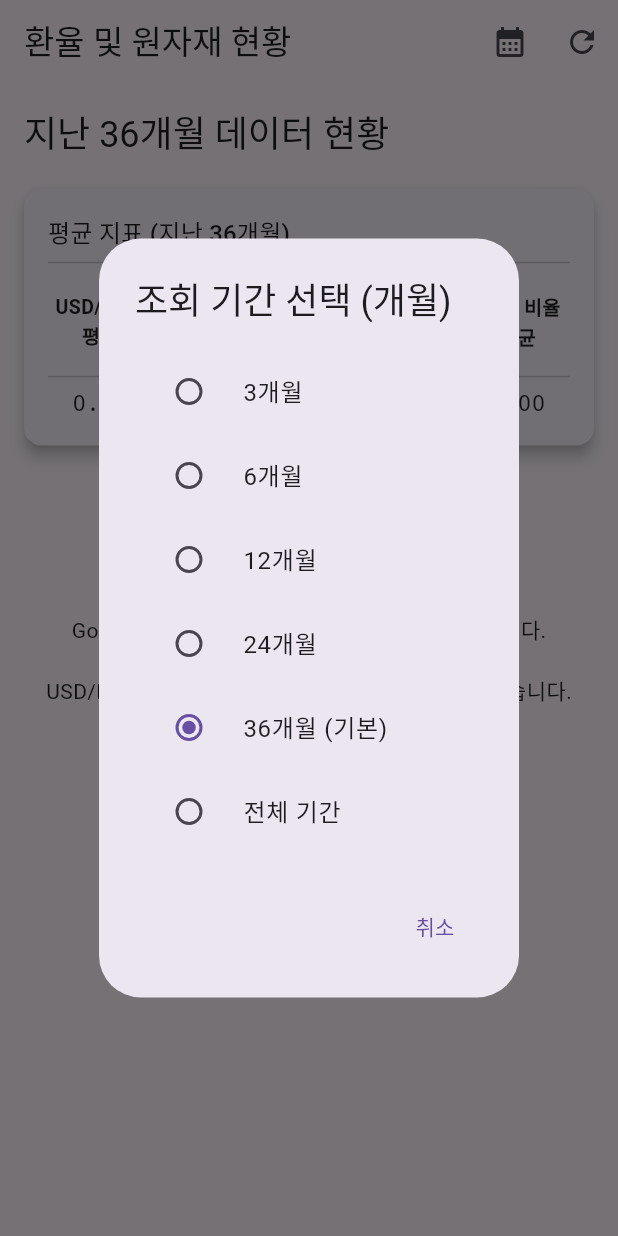
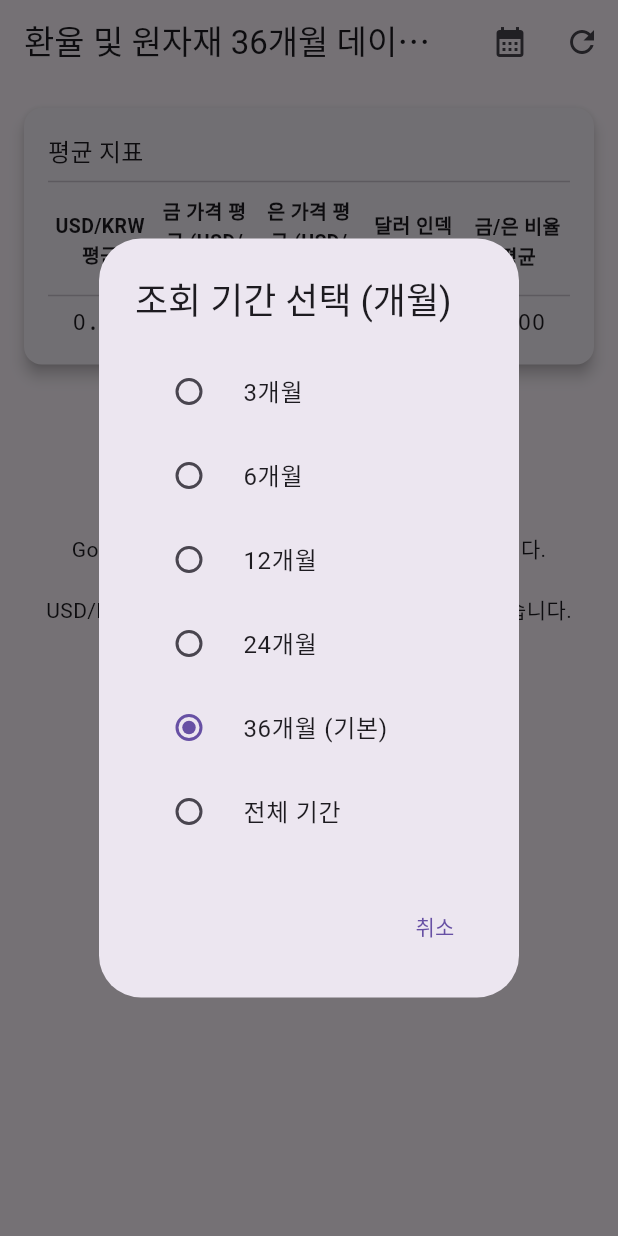
Before and after one commit to wrathofhorde/flutter, a Flutter app: the screen it shows after launch, after a tap on the "calendar month" icon, on a phone screen of 412 x 824 dp. Run offline on Flutter 3.47's test engine with Material 3 defaults, Android fonts, the phone set to English and light mode, and no system bars; our stand-ins replace csv, fl_chart, flutter_dotenv, permission_handler, sqflite_common_ffi; missing offline and left inert: sqlite3, window_manager; accounts and stored records are empty.

Commit message:
modify titles

```diff
--- a/market_index/lib/main.dart
+++ b/market_index/lib/main.dart
@@ -27,7 +27,7 @@ class MyApp extends StatelessWidget {
   @override
   Widget build(BuildContext context) {
     return MaterialApp(
-      title: '환율 및 원자재 현황',
+      title: '환율 및 원자재 현황', // 이 타이틀은 앱 관리용으로 사용될 수 있습니다. (앱 실행기 등)
       theme: ThemeData(
         primarySwatch: Colors.blue,
         visualDensity: VisualDensity.adaptivePlatformDensity,
@@ -47,6 +47,7 @@ class MyHomePage extends StatefulWidget {
 class _MyHomePageState extends State<MyHomePage> {
   late Future<Map<String, dynamic>> _dataFuture;
   int _monthsToShow = 36;
+  String _appBarTitle = '환율 및 원자재 36개월 데이터 현황'; // 초기 앱 바 타이틀 설정
 
   @override
   void initState() {
@@ -68,6 +69,12 @@ class _MyHomePageState extends State<MyHomePage> {
       _monthsToShow == 999 ? 9999 : _monthsToShow,
     );
     developer.log('${rawData.length}개의 데이터 로드 완료.', name: 'MyHomePage');
+
+    // 앱 바 타이틀 업데이트
+    setState(() {
+      _appBarTitle =
+          '환율 및 원자재 ${_monthsToShow == 999 ? "모든" : "${_monthsToShow}개월"} 데이터 현황';
+    });
 
     double avgUsdKrw = 0.0;
     double avgGoldPrice = 0.0;
@@ -145,12 +152,8 @@ class _MyHomePageState extends State<MyHomePage> {
     // 금/은 비율 데이터 계산
     List<GoldSilverRatioData> goldSilverRatioList = [];
     final allDates = <DateTime>{};
-    for (var data in goldList) {
-      allDates.add(data.date);
-    }
-    for (var data in silverList) {
-      allDates.add(data.date);
-    }
+    goldList.forEach((data) => allDates.add(data.date));
+    silverList.forEach((data) => allDates.add(data.date));
     final sortedUniqueDates = allDates.toList()..sort((a, b) => a.compareTo(b));
 
     for (var date in sortedUniqueDates) {
@@ -274,6 +277,7 @@ class _MyHomePageState extends State<MyHomePage> {
     if (selectedMonths != null && selectedMonths != _monthsToShow) {
       setState(() {
         _monthsToShow = selectedMonths;
+        // 기간 변경 시 데이터와 함께 앱 바 타이틀도 새로 로드되도록 합니다.
         _dataFuture = _loadDataAndCalculateMetrics();
       });
     }
@@ -283,7 +287,7 @@ class _MyHomePageState extends State<MyHomePage> {
   Widget build(BuildContext context) {
     return Scaffold(
       appBar: AppBar(
-        title: const Text('환율 및 원자재 현황'),
+        title: Text(_appBarTitle), // 앱 바 타이틀을 동적 변수로 설정
         actions: [
           IconButton(
             icon: const Icon(Icons.calendar_month),
@@ -337,13 +341,11 @@ class _MyHomePageState extends State<MyHomePage> {
               child: Column(
                 crossAxisAlignment: CrossAxisAlignment.start,
                 children: [
-                  Text(
-                    '지난 ${displayMonths == 999 ? "모든" : displayMonths}개월 데이터 현황',
-                    style: Theme.of(context).textTheme.headlineSmall,
-                  ),
-                  const SizedBox(height: 20),
-                  _buildMetricsTable(metrics, displayMonths),
-                  const SizedBox(height: 30),
+                  // 평균 지표 테이블은 그대로 유지됩니다.
+                  // _buildMetricsTable 호출 시 displayMonths 인자 제거
+                  _buildMetricsTable(metrics), // displayMonths 인자 제거
+                  const SizedBox(height: 30), // 테이블과 첫 차트 사이 간격
+
                   GoldSilverChart(
                     goldData: financialData.gold,
                     silverData: financialData.silver,
@@ -381,7 +383,8 @@ class _MyHomePageState extends State<MyHomePage> {
     );
   }
 
-  Widget _buildMetricsTable(Map<String, dynamic> metrics, int months) {
+  // _buildMetricsTable 함수에서 months 인자 제거 및 제목 변경
+  Widget _buildMetricsTable(Map<String, dynamic> metrics) {
     final List<String> labels = [
       'USD/KRW 평균',
       '금 가격 평균 (USD/OZS)',
@@ -408,8 +411,9 @@ class _MyHomePageState extends State<MyHomePage> {
         child: Column(
           crossAxisAlignment: CrossAxisAlignment.start,
           children: [
+            // 테이블 제목에서 기간 정보 삭제
             Text(
-              '평균 지표 (지난 ${months == 999 ? "모든" : months}개월)',
+              '평균 지표', // "지난 X개월" 부분 삭제
               style: Theme.of(context).textTheme.titleMedium,
             ),
             const Divider(),
--- a/market_index/lib/widgets/gold_dollar_index_chart.dart
+++ b/market_index/lib/widgets/gold_dollar_index_chart.dart
@@ -134,7 +134,7 @@ class GoldDollarIndexChart extends StatelessWidget {
           crossAxisAlignment: CrossAxisAlignment.start,
           children: [
             Text(
-              'Gold Price vs Dollar Index (지난 ${monthsToShow == 999 ? "모든" : monthsToShow}개월)',
+              'Gold Price vs Dollar Index',
               style: Theme.of(context).textTheme.titleLarge,
             ),
             const SizedBox(height: 20),
--- a/market_index/lib/widgets/gold_silver_chart.dart
+++ b/market_index/lib/widgets/gold_silver_chart.dart
@@ -122,7 +122,7 @@ class GoldSilverChart extends StatelessWidget {
           crossAxisAlignment: CrossAxisAlignment.start,
           children: [
             Text(
-              'Gold vs Silver Prices (지난 ${monthsToShow == 999 ? "모든" : monthsToShow}개월)',
+              'Gold vs Silver Prices',
               style: Theme.of(context).textTheme.titleLarge,
             ),
             const SizedBox(height: 20),
--- a/market_index/lib/widgets/gold_silver_ratio_chart.dart
+++ b/market_index/lib/widgets/gold_silver_ratio_chart.dart
@@ -70,7 +70,7 @@ class GoldSilverRatioChart extends StatelessWidget {
           crossAxisAlignment: CrossAxisAlignment.start,
           children: [
             Text(
-              'Gold/Silver Ratio (지난 ${monthsToShow == 999 ? "모든" : monthsToShow}개월)',
+              'Gold/Silver Ratio',
               style: Theme.of(context).textTheme.titleLarge,
             ),
             const SizedBox(height: 20),
--- a/market_index/lib/widgets/usd_krw_dollar_index_chart.dart
+++ b/market_index/lib/widgets/usd_krw_dollar_index_chart.dart
@@ -145,7 +145,7 @@ class UsdKrwDollarIndexChart extends StatelessWidget {
           crossAxisAlignment: CrossAxisAlignment.start,
           children: [
             Text(
-              'USD/KRW vs Dollar Index (지난 ${monthsToShow == 999 ? "모든" : monthsToShow}개월)',
+              'USD/KRW vs Dollar Index',
               style: Theme.of(context).textTheme.titleLarge,
             ),
             const SizedBox(height: 20),
```
